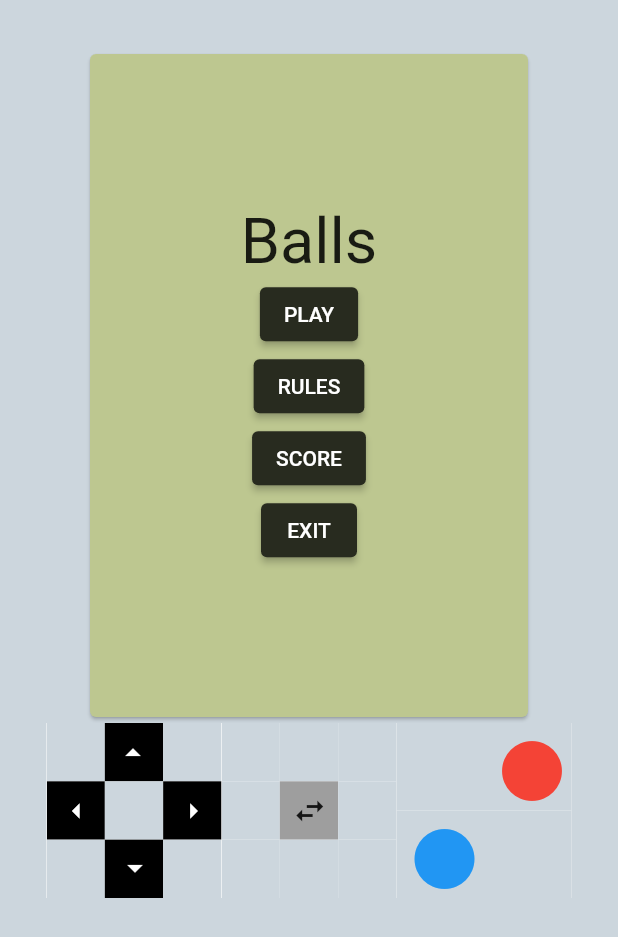
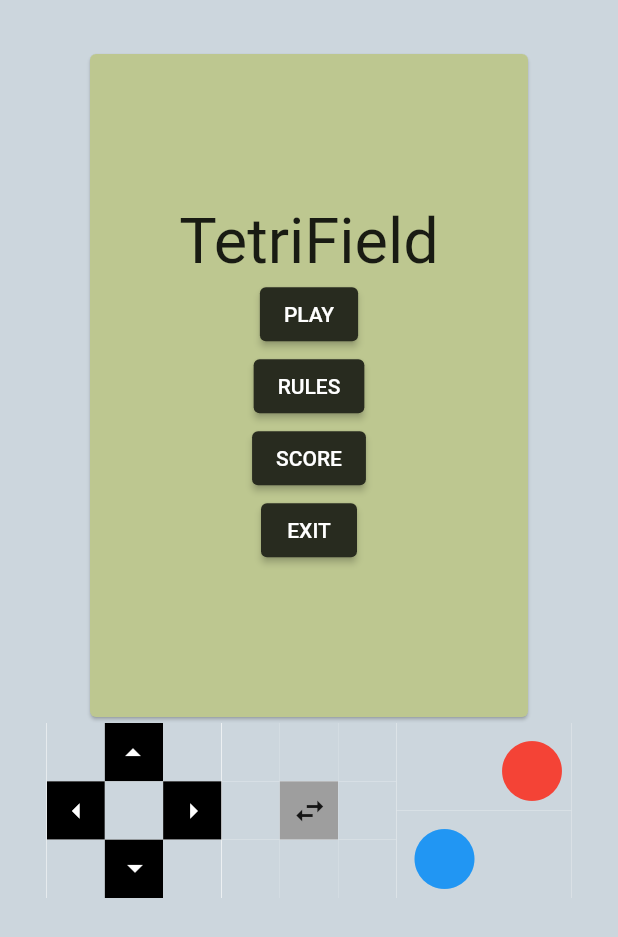
Before and after one commit to tedros99/PixelPanic, a Flutter app: the screen it shows after launch, on a phone screen of 412 x 824 dp. Shown: the top 937 px of the screen. Run offline on Flutter 3.47's test engine with Material 2 defaults, Android fonts, the phone set to English and light mode, and no system bars.

Commit message:
Update main.dart

```diff
--- a/lib/main.dart
+++ b/lib/main.dart
@@ -16,7 +16,7 @@ class MyApp extends StatelessWidget {
             mainAxisAlignment: MainAxisAlignment.center,
             children: [
               Text(
-                "Balls",
+                "TetriField",
                 textScaleFactor: 3.0,
               ),
               ElevatedButton(
```
